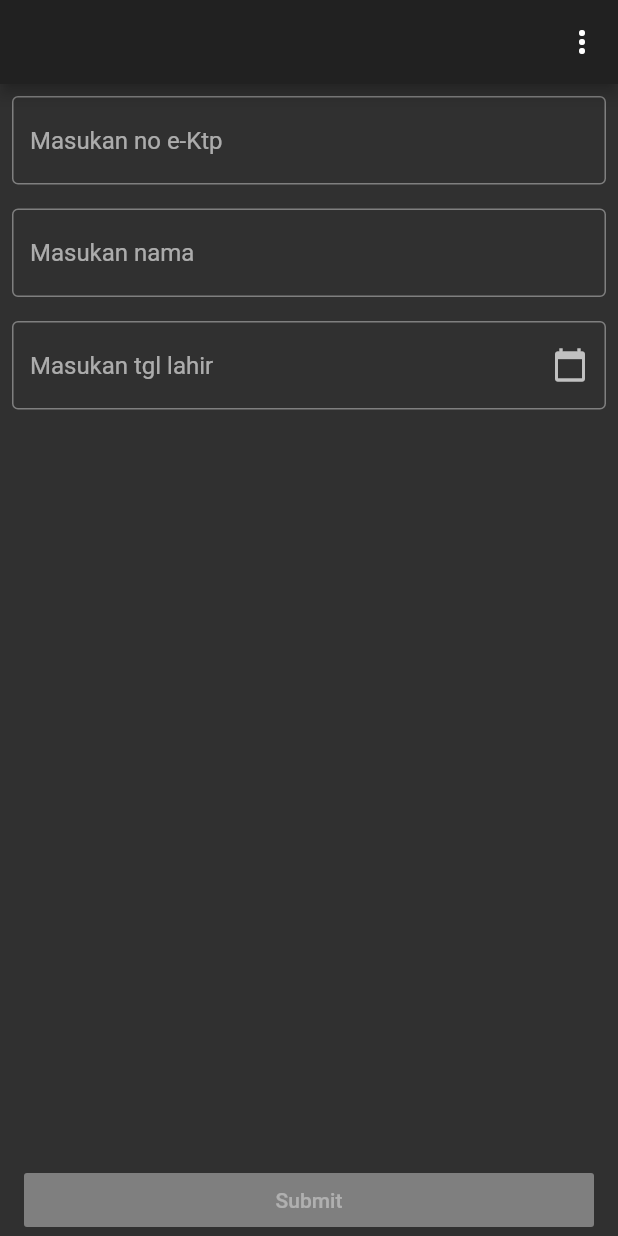
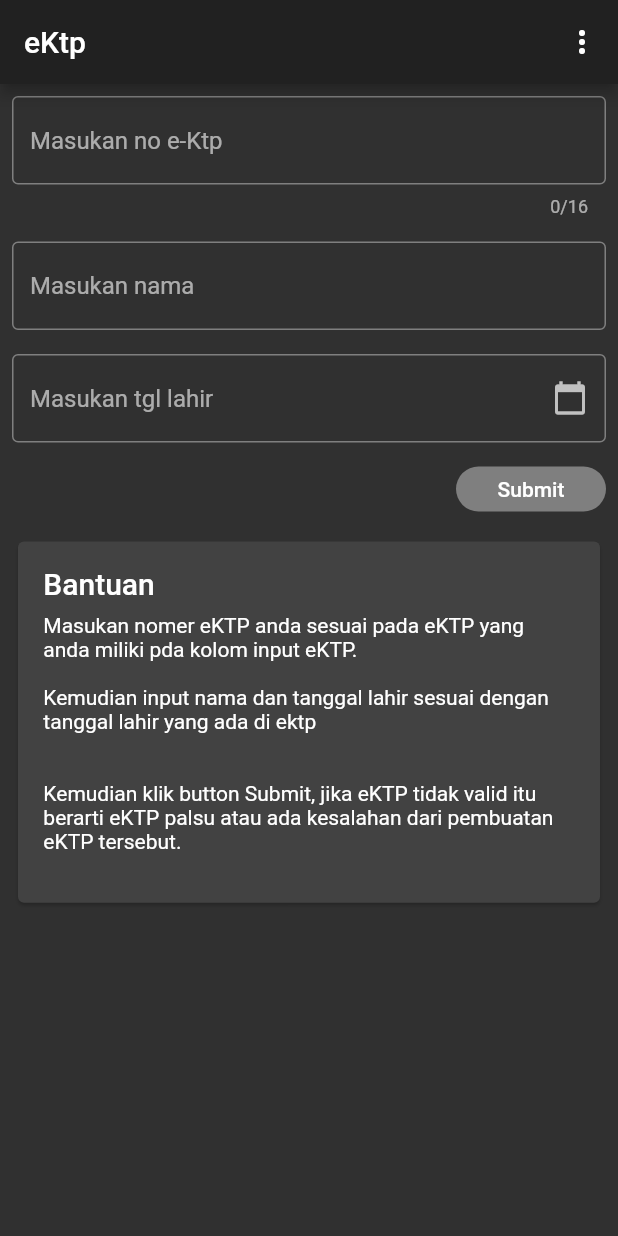
Before and after one commit to dafinoer/joyof_validation, a Flutter app: the screen it shows after launch, on a phone screen of 412 x 824 dp. Run offline on Flutter 3.47's test engine with Material 2 defaults, Android fonts, the phone set to English and light mode, and no system bars; our stand-ins replace dio, get, logger, shimmer.

Commit message:
second screen with logic validation

```diff
--- a/lib/controllers/home_controller.dart
+++ b/lib/controllers/home_controller.dart
@@ -2,9 +2,8 @@ import 'package:flutter/material.dart';
 import 'package:get/get.dart';
 import 'package:get/state_manager.dart';
 import 'package:validation_ektp/models/user.dart';
-import 'package:validation_ektp/screen/detail/detail_page.dart';
+import 'package:validation_ektp/routes/app_routes.dart';
 import 'package:validation_ektp/utils/date_format_utils.dart';
-import 'package:validation_ektp/utils/logger.dart';
 
 class HomeController extends GetxController {
   TextEditingController editingControllerDate;
@@ -56,6 +55,7 @@ class HomeController extends GetxController {
   }
 
   void onsave() {
-    Get.to(DetailPage());
+    // Get.to(DetailPage());
+    Get.toNamed(Routes.DETAILS);
   }
 }
--- a/lib/main.dart
+++ b/lib/main.dart
@@ -11,7 +11,6 @@ void main(List<String> args) {
 }
 
 class MyApp extends StatelessWidget {
-
   @override
   Widget build(BuildContext context) {
     return GetMaterialApp(
@@ -21,7 +20,7 @@ class MyApp extends StatelessWidget {
       initialRoute: AppPages.INITIAL,
       getPages: AppPages.routes,
       logWriterCallback: LoggerApp.localLogWriter,
-       localizationsDelegates: [
+      localizationsDelegates: [
         GlobalMaterialLocalizations.delegate,
         GlobalWidgetsLocalizations.delegate,
       ],
--- a/lib/routes/app_pages.dart
+++ b/lib/routes/app_pages.dart
@@ -1,6 +1,5 @@
-
-
 import 'package:get/route_manager.dart';
+import 'package:validation_ektp/bindings/detail_binding.dart';
 import 'package:validation_ektp/bindings/home_bindings.dart';
 import 'package:validation_ektp/routes/app_routes.dart';
 import 'package:validation_ektp/screen/detail/detail_page.dart';
@@ -11,6 +10,9 @@ class AppPages {
 
   static final routes = [
     GetPage(name: Routes.HOME, page: () => MainPage(), binding: HomeBinding()),
-    GetPage(name: Routes.DETAILS, page: () => DetailPage()),
+    GetPage(
+        name: Routes.DETAILS,
+        page: () => DetailPage(),
+        binding: DetailBinding()),
   ];
 }
--- a/lib/screen/home/home_page.dart
+++ b/lib/screen/home/home_page.dart
@@ -2,11 +2,13 @@ import 'package:flutter/material.dart';
 import 'package:get/state_manager.dart';
 import 'package:validation_ektp/controllers/home_controller.dart';
 import 'package:validation_ektp/utils/strings.dart';
+import 'package:validation_ektp/widgets/card_home_widget.dart';
 
 class HomePage extends GetView<HomeController> {
   final dateNow = DateTime.now();
   @override
   Widget build(BuildContext context) {
+    final theme = Theme.of(context);
     return Column(
       children: [
         Expanded(
@@ -20,6 +22,7 @@ class HomePage extends GetView<HomeController> {
                   return TextField(
                       onChanged: (value) => controller.setNoKtp(value),
                       keyboardType: TextInputType.number,
+                      maxLength: 16,
                       decoration: InputDecoration(
                         border: OutlineInputBorder(),
                         hintText: Strings.INPUT_EKTP,
@@ -55,35 +58,36 @@ class HomePage extends GetView<HomeController> {
                     }
                   },
                 ),
+                Container(
+                  margin: EdgeInsets.only(top: 16.0),
+                  alignment: Alignment.topRight,
+                  child: SizedBox(
+                      height: 30.0,
+                      width: 100.0,
+                      child: Obx(() {
+                        return RaisedButton(
+                          shape: RoundedRectangleBorder(
+                              borderRadius: BorderRadius.circular(18.0)),
+                          color: Colors.purple[500],
+                          onPressed: controller.isActiveButton.value
+                              ? controller.onsave
+                              : null,
+                          child: Text(
+                            Strings.SUBMIT,
+                            style: theme.textTheme.button,
+                          ),
+                        );
+                      })),
+                ),
+
+                Padding(
+                  padding: const EdgeInsets.only(top: 16.0),
+                  child: CardHomeWidget(),
+                )
               ],
             ),
           )),
         ),
-        Builder(builder: (newcontext) {
-          return SizedBox(
-            width: double.infinity,
-            child: Padding(
-                padding: const EdgeInsets.symmetric(horizontal: 16.0),
-                child: Obx(() {
-                  return RaisedButton(
-                    onPressed: controller.isActiveButton.value
-                        ? controller.onsave
-                        : null,
-
-                    // () {
-                    //   if (controller.noKtp.value.isEmpty ||
-                    //       controller.datetime.value == 0 ||
-                    //       controller.name.value.isEmpty) {
-                    //     Scaffold.of(newcontext)
-                    //         .showSnackBar(SnackBar(content: Text('yey')));
-                    //   }
-                    // },
-
-                    child: Text(Strings.SUBMIT),
-                  );
-                })),
-          );
-        })
       ],
     );
   }
--- a/lib/screen/main_page.dart
+++ b/lib/screen/main_page.dart
@@ -6,6 +6,7 @@ class MainPage extends StatelessWidget {
   Widget build(BuildContext context) {
     return Scaffold(
         appBar: AppBar(
+          title: Text('eKtp'),
           actions: [IconButton(icon: Icon(Icons.more_vert), onPressed: () {})],
         ),
         body: SafeArea(child: HomePage()));
--- a/lib/utils/date_format_utils.dart
+++ b/lib/utils/date_format_utils.dart
@@ -8,4 +8,9 @@ class DateFormatUtils {
     final formatDate = DateFormat.yMMMEd('id_ID');
     return formatDate.format(time);
   }
+
+  static String formatDayAndMonth(DateTime time){
+    final formatDate = DateFormat.Md('id_ID');
+    return formatDate.format(time);
+  }
 }
--- a/lib/utils/strings.dart
+++ b/lib/utils/strings.dart
@@ -7,4 +7,22 @@ class Strings {
   static const INPUT_BIRTHDATE = 'Masukan tgl lahir';
   static const INPUT_NAME = 'Masukan nama';
   static const INPUT_EKTP = 'Masukan no e-Ktp';
+
+  static const APPBAR_DETAIL = 'Detail';
+  static const NOKTP = 'No Ktp';
+  static const PROVINSI = 'Provinsi';
+  static const KABUPATEN = 'Kabupaten';
+  static const KECAMATAN = 'Kecamatan';
+  static const BIRTHDATE = 'Tanggal Lahir';
+  static const AGE = 'Umur';
+
+  static const ID = 'id';
+  static const NAME = 'nama';
+
+  static const HELP = 'Bantuan';
+  static const DESKRIPSI = '''Masukan nomer eKTP anda sesuai pada eKTP yang anda miliki pda kolom input eKTP.\n
+Kemudian input nama dan tanggal lahir sesuai dengan tanggal lahir yang ada di ektp\n
+
+Kemudian klik button Submit, jika eKTP tidak valid itu berarti eKTP palsu atau ada kesalahan dari pembuatan eKTP tersebut.
+  ''';
 }
--- /dev/null
+++ b/lib/widgets/card_home_widget.dart
@@ -0,0 +1,24 @@
+
+
+
+import 'package:flutter/material.dart';
+import 'package:validation_ektp/utils/strings.dart';
+
+class CardHomeWidget extends StatelessWidget{
+  @override
+  Widget build(BuildContext context) {
+    final theme = Theme.of(context);
+
+    return Card(
+      child: Padding(padding: EdgeInsets.all(16.9),child: Column(
+        crossAxisAlignment: CrossAxisAlignment.start,
+        children: [
+        Padding(
+          padding: const EdgeInsets.only(bottom: 8.0),
+          child: Text(Strings.HELP, style: theme.textTheme.headline6,),
+        ),
+        Text(Strings.DESKRIPSI)
+      ],),),
+    );
+  }
+}
--- a/pubspec.yaml
+++ b/pubspec.yaml
@@ -32,6 +32,7 @@ dependencies:
   logger: ^0.9.2
   dio: ^3.0.10
   intl: ^0.16.1
+  shimmer: ^1.1.1
   flutter_localizations:
     sdk: flutter
 
```
Also changed, not shown: lib/bindings/detail_binding.dart (added, +16 -0 lines), lib/bindings/home_bindings.dart (+0 -8 lines), lib/controllers/detail_contoller.dart (added, +193 -0 lines), lib/models/region.dart (added, +19 -0 lines), lib/repository/detail_implement.dart (added, +9 -0 lines), lib/repository/detail_repository.dart (+35 -2 lines), lib/screen/detail/detail_page.dart (+74 -8 lines), lib/services/base_services.dart (+14 -7 lines), lib/utils/urls_endpoint.dart (added, +13 -0 lines), pubspec.lock.
